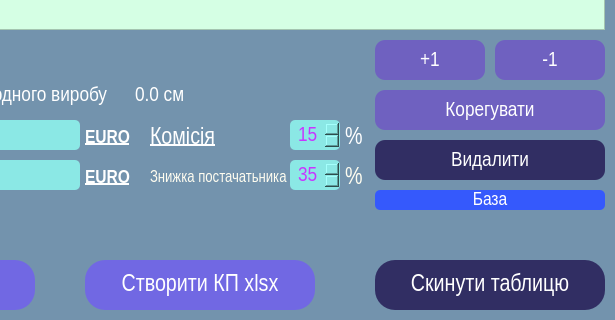
Qt form BendingPriceCalc.ui (VitaliyBychevoy/BendingToolsPriceCalc) before a commit; both pictures show x 205 to 820 and y 600 to 920 of the 820 by 920 pixel window.
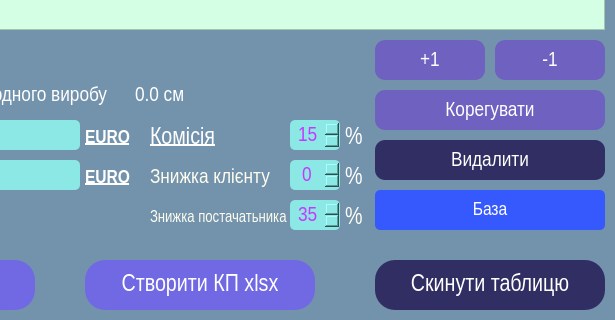
The same form after that commit.

What changed in the file:
```diff
--- a/BendingPriceCalc.ui
+++ b/BendingPriceCalc.ui
@@ -38,6 +38,12 @@
   <property name="locale">
    <locale language="English" country="UnitedStates"/>
   </property>
+  <property name="iconSize">
+   <size>
+    <width>256</width>
+    <height>256</height>
+   </size>
+  </property>
   <property name="tabShape">
    <enum>QTabWidget::Rounded</enum>
   </property>
@@ -1372,7 +1378,7 @@
     <property name="geometry">
      <rect>
       <x>495</x>
-      <y>760</y>
+      <y>800</y>
       <width>50</width>
       <height>30</height>
      </rect>
@@ -1415,7 +1421,7 @@
     <property name="geometry">
      <rect>
       <x>355</x>
-      <y>760</y>
+      <y>800</y>
       <width>140</width>
       <height>35</height>
      </rect>
@@ -1438,7 +1444,7 @@
     <property name="geometry">
      <rect>
       <x>550</x>
-      <y>760</y>
+      <y>800</y>
       <width>20</width>
       <height>35</height>
      </rect>
@@ -1561,7 +1567,7 @@
       <x>580</x>
       <y>790</y>
       <width>230</width>
-      <height>20</height>
+      <height>40</height>
      </rect>
     </property>
     <property name="font">
@@ -1690,6 +1696,95 @@
 }</string>
     </property>
    </widget>
+   <widget class="QLabel" name="discount_customer_label">
+    <property name="geometry">
+     <rect>
+      <x>355</x>
+      <y>760</y>
+      <width>140</width>
+      <height>35</height>
+     </rect>
+    </property>
+    <property name="font">
+     <font>
+      <family>Arial Narrow</family>
+      <pointsize>16</pointsize>
+     </font>
+    </property>
+    <property name="styleSheet">
+     <string notr="true">background-color: qlineargradient(spread:pad, x1:0, y1:0, x2:1, y2:0, stop:0 rgba(0, 0, 0, 0), stop:1 rgba(255, 255, 255, 0));
+color: rgb(255, 253, 240);</string>
+    </property>
+    <property name="text">
+     <string>Знижка клієнту</string>
+    </property>
+   </widget>
+   <widget class="QSpinBox" name="discount_customer_spinBox">
+    <property name="geometry">
+     <rect>
+      <x>495</x>
+      <y>760</y>
+      <width>50</width>
+      <height>30</height>
+     </rect>
+    </property>
+    <property name="font">
+     <font>
+      <family>Arial Narrow</family>
+      <pointsize>16</pointsize>
+     </font>
+    </property>
+    <property name="styleSheet">
+     <string notr="true">QSpinBox{
+	background-color:#8BE8E5;
+	color: rgb(199, 55, 255);
+border-radius: 5px;
+}
+QSpinBox:hover {
+	border: 3px solid rgb(2, 35, 255);
+}
+QSpinBox:focus {
+
+	border: 3px solid rgb(225, 255, 249);
+}
+QSpinBox::up-arrow {
+color : blue;
+}
+QSpinBox::down-arrow {
+color : red;
+}
+</string>
+    </property>
+    <property name="alignment">
+     <set>Qt::AlignCenter</set>
+    </property>
+    <property name="value">
+     <number>0</number>
+    </property>
+   </widget>
+   <widget class="QLabel" name="percent_discount_customer_label">
+    <property name="geometry">
+     <rect>
+      <x>550</x>
+      <y>760</y>
+      <width>20</width>
+      <height>35</height>
+     </rect>
+    </property>
+    <property name="font">
+     <font>
+      <family>Arial Narrow</family>
+      <pointsize>18</pointsize>
+     </font>
+    </property>
+    <property name="styleSheet">
+     <string notr="true">background-color: qlineargradient(spread:pad, x1:0, y1:0, x2:1, y2:0, stop:0 rgba(0, 0, 0, 0), stop:1 rgba(255, 255, 255, 0));
+color:rgb(255, 255, 255);</string>
+    </property>
+    <property name="text">
+     <string>%</string>
+    </property>
+   </widget>
   </widget>
  </widget>
  <resources/>
```
